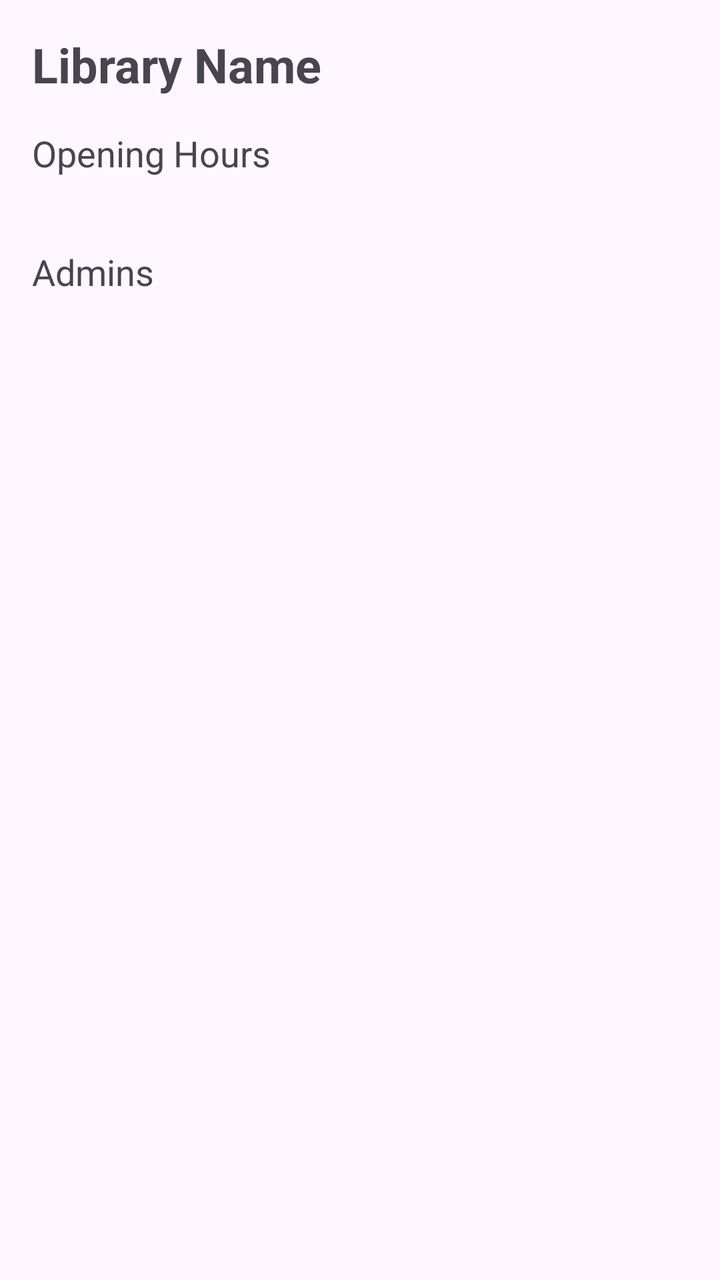
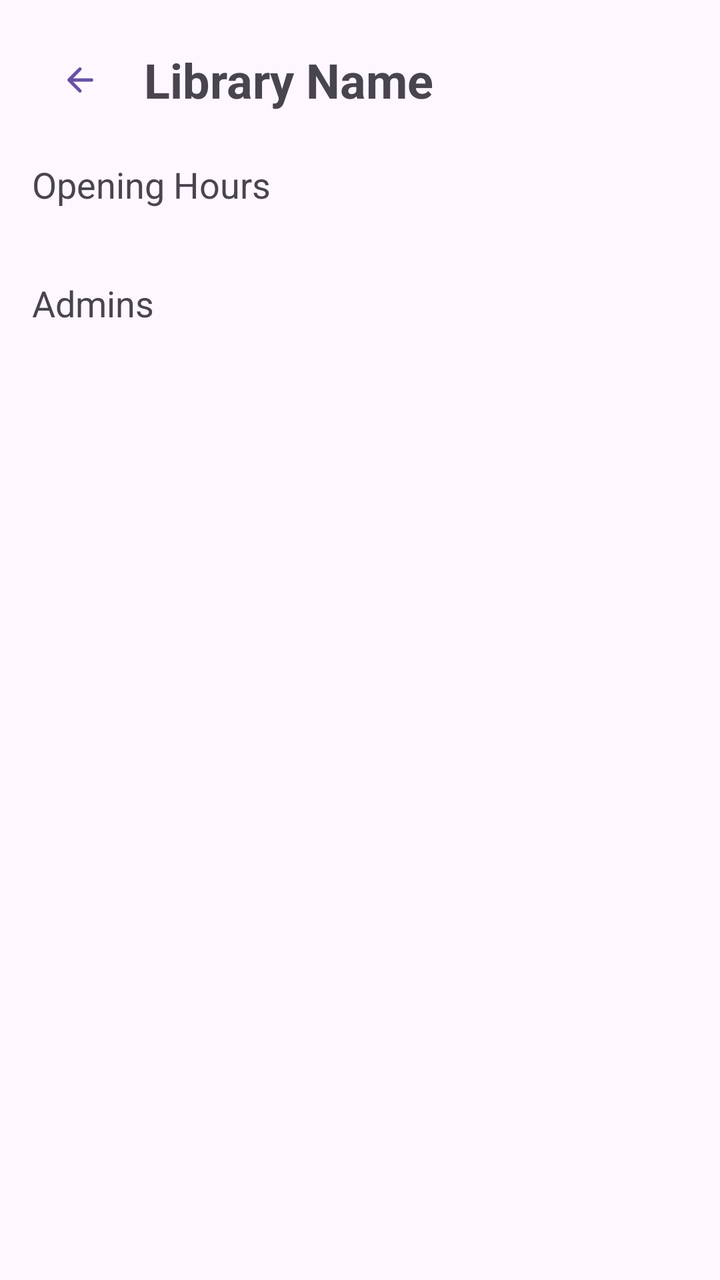

Two renders of the same Android screen: before a commit and after it. Below are the layout's source before the change and the commit's diff.
<!-- AndroidManifest.xml: application theme Theme.Books_Project -->
<!-- res/layout/activity_library_info.xml -->
<?xml version="1.0" encoding="utf-8"?>
<LinearLayout xmlns:android="http://schemas.android.com/apk/res/android"
    xmlns:tools="http://schemas.android.com/tools"
    android:layout_width="match_parent"
    android:layout_height="match_parent"
    android:orientation="vertical"
    android:padding="16dp"
    tools:context=".LibraryInfoActivity">

    <TextView
        android:id="@+id/tvLibraryName"
        android:layout_width="wrap_content"
        android:layout_height="wrap_content"
        android:text="Library Name"
        android:textSize="24sp"
        android:textStyle="bold" />

    <TextView
        android:layout_width="wrap_content"
        android:layout_height="wrap_content"
        android:layout_marginTop="16dp"
        android:text="Opening Hours"
        android:textSize="18sp" />

    <TextView
        android:id="@+id/tvOpeningHours"
        android:layout_width="wrap_content"
        android:layout_height="wrap_content" />

    <TextView
        android:layout_width="wrap_content"
        android:layout_height="wrap_content"
        android:layout_marginTop="16dp"
        android:text="Admins"
        android:textSize="18sp" />

    <ListView
        android:id="@+id/lvAdmins"
        android:layout_width="match_parent"
        android:layout_height="wrap_content" />

    <TextView
        android:id="@+id/tvMembersLabel"
        android:layout_width="wrap_content"
        android:layout_height="wrap_content"
        android:layout_marginTop="16dp"
        android:text="Members"
        android:textSize="18sp"
        android:visibility="gone" />

    <ListView
        android:id="@+id/lvMembers"
        android:layout_width="match_parent"
        android:layout_height="wrap_content"
        android:visibility="gone" />

</LinearLayout>
<!-- resources referenced by this layout -->
<resources>
  <style name="Theme.Books_Project" parent="Base.Theme.Books_Project" />
  <style name="Base.Theme.Books_Project" parent="Theme.Material3.DayNight.NoActionBar">
          
          
      </style>
</resources>

<!-- the commit's change to res/layout/activity_library_info.xml (unified diff, before → after) -->
@@ -1,5 +1,6 @@
 <?xml version="1.0" encoding="utf-8"?>
 <LinearLayout xmlns:android="http://schemas.android.com/apk/res/android"
+    xmlns:app="http://schemas.android.com/apk/res-auto"
     xmlns:tools="http://schemas.android.com/tools"
     android:layout_width="match_parent"
     android:layout_height="match_parent"
@@ -7,13 +8,27 @@
     android:padding="16dp"
     tools:context=".LibraryInfoActivity">
 
-    <TextView
-        android:id="@+id/tvLibraryName"
-        android:layout_width="wrap_content"
+    <LinearLayout
+        android:layout_width="match_parent"
         android:layout_height="wrap_content"
-        android:text="Library Name"
-        android:textSize="24sp"
-        android:textStyle="bold" />
+        android:gravity="center_vertical">
+
+        <com.google.android.material.button.MaterialButton
+            android:id="@+id/backButton"
+            style="@style/Widget.Material3.Button.IconButton"
+            android:layout_width="wrap_content"
+            android:layout_height="wrap_content"
+            app:icon="@drawable/round_arrow_back_24" />
+
+        <TextView
+            android:id="@+id/tvLibraryName"
+            android:layout_width="wrap_content"
+            android:layout_height="wrap_content"
+            android:layout_marginStart="8dp"
+            android:text="Library Name"
+            android:textSize="24sp"
+            android:textStyle="bold" />
+    </LinearLayout>
 
     <TextView
         android:layout_width="wrap_content"
<!-- resource entries referenced after the edit -->
@@ -1,5 +1,11 @@
 <!-- resources referenced by this layout -->
 <resources>
+  <!-- drawable round_arrow_back_24 (drawable) -->
+  <vector xmlns:android="http://schemas.android.com/apk/res/android" android:autoMirrored="true" android:height="24dp" android:tint="#000000" android:viewportHeight="24" android:viewportWidth="24" android:width="24dp">
+        
+      <path android:fillColor="@android:color/white" android:pathData="M19,11H7.83l4.88,-4.88c0.39,-0.39 0.39,-1.03 0,-1.42 -0.39,-0.39 -1.02,-0.39 -1.41,0l-6.59,6.59c-0.39,0.39 -0.39,1.02 0,1.41l6.59,6.59c0.39,0.39 1.02,0.39 1.41,0 0.39,-0.39 0.39,-1.02 0,-1.41L7.83,13H19c0.55,0 1,-0.45 1,-1s-0.45,-1 -1,-1z"/>
+      
+  </vector>
   <style name="Theme.Books_Project" parent="Base.Theme.Books_Project" />
   <style name="Base.Theme.Books_Project" parent="Theme.Material3.DayNight.NoActionBar">
           
